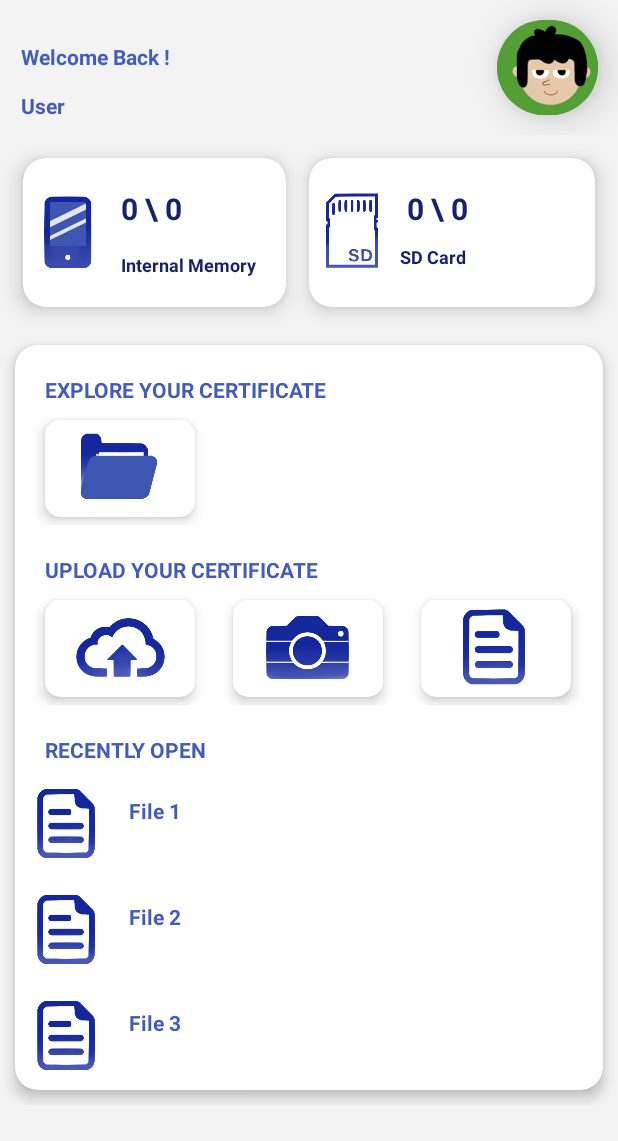
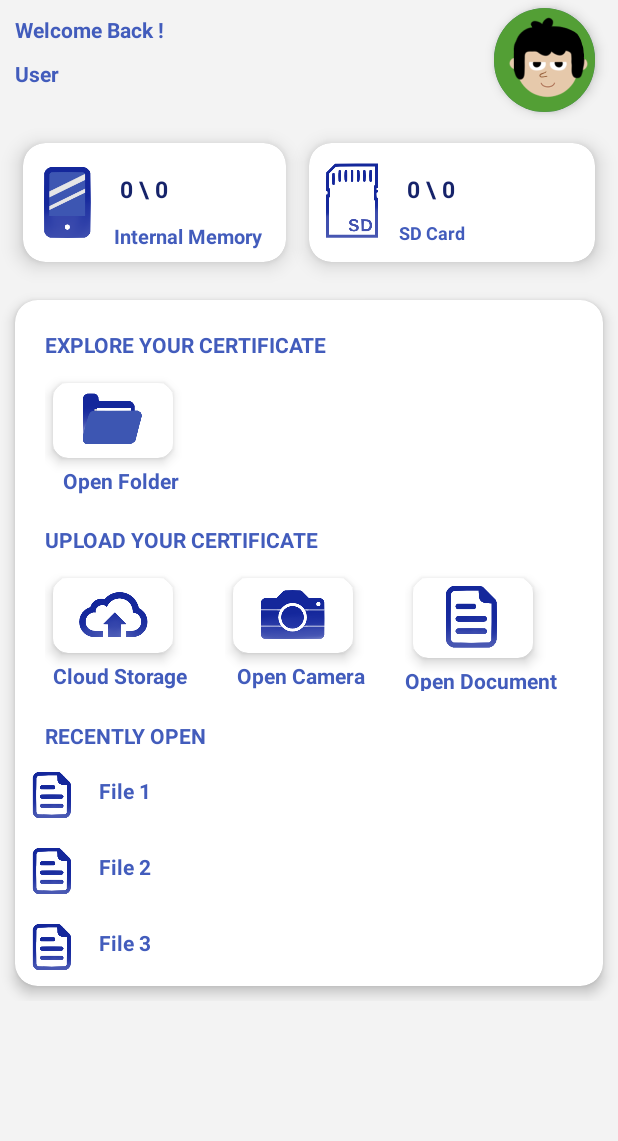
Before and after one commit to TitoRahman/certificatekeeper, an Android app: the Home screen opened directly, with no data from a screen before it, on a phone screen of 412 x 824 dp. Shown: the top 1141 px of the screen. Run offline under Robolectric (Android 15) with nearby library versions, the phone set to English and light mode, and no system bars; our stand-ins replace data binding.

Commit message:
Add feature camera and a few change on memory display
Co-Authored-By: Tito Ardimam Rahman <48154253+TitoRahman@users.noreply.github.com>

```diff
--- a/app/src/main/AndroidManifest.xml
+++ b/app/src/main/AndroidManifest.xml
@@ -1,7 +1,8 @@
 <?xml version="1.0" encoding="utf-8"?>
 <manifest xmlns:android="http://schemas.android.com/apk/res/android"
     package="com.speedwagon.certificatekeeper">
-
+    <uses-permission android:name="android.permission.CAMERA"/>
+    <uses-feature android:name="android.hardware.camera"/>
     <application
         android:allowBackup="true"
         android:icon="@mipmap/ic_launcher"
--- a/app/src/main/java/com/speedwagon/certificatekeeper/Home.kt
+++ b/app/src/main/java/com/speedwagon/certificatekeeper/Home.kt
@@ -1,5 +1,6 @@
 package com.speedwagon.certificatekeeper
 
+import android.app.Activity
 import android.content.Intent
 import android.content.pm.PackageManager
 import android.os.Build
@@ -10,6 +11,7 @@ import android.widget.TextView
 import androidx.cardview.widget.CardView
 import java.io.File
 import android.os.StatFs
+import android.provider.MediaStore
 import android.view.View
 import androidx.annotation.RequiresApi
 import androidx.core.app.ActivityCompat
@@ -55,7 +57,8 @@ class Home : AppCompatActivity() {
         // TextView to show information for external memory
         val eTextView= findViewById<TextView>(R.id.sdcard)
 
-        val statFs = StatFs(Environment.getExternalStorageDirectory().absolutePath)
+        val sPath: File? = Environment.getExternalStorageDirectory()
+        val statFs = StatFs(sPath?.path)
         val blockSize = statFs.blockSizeLong
         val totalSize = statFs.blockCountLong * blockSize
         val availableSize = formatSize(statFs.availableBlocksLong * blockSize)
@@ -96,6 +99,7 @@ class Home : AppCompatActivity() {
         startActivity(intentprofile)
     }
 
+
     fun init(){
         recyclerView = findViewById(R.id.recently)
 
@@ -103,9 +107,26 @@ class Home : AppCompatActivity() {
         data.add(recentlyfile(R.drawable.dokumen, "File 1"))
         data.add(recentlyfile(R.drawable.dokumen, "File 2"))
         data.add(recentlyfile(R.drawable.dokumen, "File 3"))
+        adapter = RecentlyAdapter(data)
+    }
 
-        adapter = RecentlyAdapter(data)
+    fun opencamera(view: View){
+        camerapermission()
+        val intent = Intent("android.media.action.IMAGE_CAPTURE")
+        startActivity(intent)
+    }
 
+    fun camerapermission(){
+        var permission = arrayOf(android.Manifest.permission.CAMERA)
+        var needpermission : ArrayList<String> = ArrayList()
+        for (i in permission){
+            if(ContextCompat.checkSelfPermission(this@Home,i)!= PackageManager.PERMISSION_GRANTED){
+                needpermission.add(i)
+            }
+        }
+        if (!needpermission.isEmpty()){
+            ActivityCompat.requestPermissions(this, needpermission.toArray(arrayOfNulls(needpermission.size)),123)
+        }
     }
 
 }
--- a/app/src/main/res/layout/activity_home.xml
+++ b/app/src/main/res/layout/activity_home.xml
@@ -13,38 +13,12 @@
         android:background="#f3f3f3"
         android:theme="@style/Theme.Certificatekeeper.NoActionBar">
 
-        <TextView
-            android:id="@+id/textView2"
-            android:layout_width="wrap_content"
-            android:layout_height="wrap_content"
-            android:text="@string/welcome_back"
-            android:textColor="#425CBC"
-            app:layout_constraintBottom_toBottomOf="parent"
-            app:layout_constraintEnd_toEndOf="parent"
-            app:layout_constraintHorizontal_bias="0.045"
-            app:layout_constraintStart_toStartOf="parent"
-            app:layout_constraintTop_toTopOf="parent"
-            android:textStyle="bold"
-            app:layout_constraintVertical_bias="0.035" />
 
-        <TextView
-            android:id="@+id/textView3"
-            android:layout_width="wrap_content"
-            android:layout_height="wrap_content"
-            android:text="@string/user"
-            android:textColor="#425CBC"
-            android:textStyle="bold"
-            app:layout_constraintBottom_toBottomOf="parent"
-            app:layout_constraintEnd_toEndOf="parent"
-            app:layout_constraintHorizontal_bias="0.036"
-            app:layout_constraintStart_toStartOf="parent"
-            app:layout_constraintTop_toTopOf="parent"
-            app:layout_constraintVertical_bias="0.075" />
 
         <GridLayout
             android:id="@+id/gridLayout"
             android:layout_width="match_parent"
-            android:layout_height="130dp"
+            android:layout_height="110dp"
             android:columnCount="2"
             android:rowCount="3"
             app:layout_constraintEnd_toEndOf="parent"
@@ -69,7 +43,7 @@
                     android:layout_height="match_parent">
 
                     <ImageView
-                        android:layout_width="60dp"
+                        android:layout_width="59dp"
                         android:layout_height="match_parent"
                         android:src="@drawable/internal_memori" />
 
@@ -87,16 +61,16 @@
                             android:layout_marginTop="20dp"
                             android:layout_marginBottom="10dp"
                             android:textColor="#16236A"
-                            android:textSize="20sp"
+                            android:textSize="15sp"
                             android:textStyle="bold" />
 
                         <TextView
                             android:layout_width="wrap_content"
                             android:layout_height="wrap_content"
-                            android:layout_margin="5dp"
+                            android:layout_margin="1dp"
                             android:text="Internal Memory"
-                            android:textColor="#16236A"
-                            android:textSize="12sp"
+                            android:textColor="#FF425CBC"
+                            android:textSize="13sp"
                             android:textStyle="bold" />
 
                     </LinearLayout>
@@ -138,15 +112,14 @@
                             android:layout_marginTop="20dp"
                             android:layout_marginBottom="10dp"
                             android:textColor="#16236A"
-                            android:textSize="20sp"
+                            android:textSize="15sp"
                             android:textStyle="bold" />
 
                         <TextView
                             android:layout_width="wrap_content"
                             android:layout_height="wrap_content"
-                            android:layout_gravity="center"
                             android:text="SD Card"
-                            android:textColor="#16236A"
+                            android:textColor="#FF425CBC"
                             android:textSize="12sp"
                             android:textStyle="bold" />
 
@@ -200,28 +173,43 @@
 
                     <GridLayout
                         android:layout_width="match_parent"
-                        android:layout_height="75dp">
+                        android:layout_height="85dp">
 
-                        <androidx.cardview.widget.CardView
-                            android:id="@+id/explorefile"
+                        <LinearLayout
                             android:layout_width="100dp"
                             android:layout_height="match_parent"
-                            android:layout_row="0"
-                            android:layout_column="0"
-                            android:layout_margin="5dp"
-                            android:layout_marginLeft="20dp"
-                            app:cardBackgroundColor="#FFFFFF"
-                            app:cardElevation="5dp"
-                            app:cardCornerRadius="10dp">
+                            android:orientation="vertical"
+                            android:layout_marginStart="20dp"
+                            android:layout_marginTop="5dp"
+                            >
 
-                            <ImageView
+                            <androidx.cardview.widget.CardView
+                                android:id="@+id/explorefile"
+                                android:layout_width="80dp"
+                                android:layout_height="wrap_content"
+                                android:layout_row="0"
+                                android:layout_column="0"
+                                android:layout_margin="5dp"
+                                app:cardBackgroundColor="#FFFFFF"
+                                app:cardElevation="5dp"
                                 android:foreground="?android:attr/selectableItemBackground"
                                 android:clickable="true"
+                                android:focusable="true"
+                                app:cardCornerRadius="10dp">
+                                <ImageView
+                                    android:layout_width="match_parent"
+                                    android:layout_height="50dp"
+                                    android:src="@drawable/folder_containing" />
+                            </androidx.cardview.widget.CardView>
+                            <TextView
                                 android:layout_width="match_parent"
-                                android:layout_height="match_parent"
-                                android:src="@drawable/folder_containing"
-                                android:focusable="true" />
-                        </androidx.cardview.widget.CardView>
+                                android:layout_height="wrap_content"
+                                android:text="Open Folder"
+                                android:textStyle="bold"
+                                android:textColor="#FF425CBC"
+                                android:textAlignment="center"/>
+
+                        </LinearLayout>
                     </GridLayout>
 
                     <TextView
@@ -237,67 +225,106 @@
 
                     <GridLayout
                         android:layout_width="match_parent"
-                        android:layout_height="75dp">
+                        android:layout_height="86dp">
 
-                        <androidx.cardview.widget.CardView
+                        <LinearLayout
                             android:layout_width="100dp"
                             android:layout_height="match_parent"
-                            android:layout_row="0"
-                            android:layout_column="0"
-                            android:layout_margin="5dp"
-                            android:layout_marginLeft="20dp"
-                            app:cardCornerRadius="10dp"
-                            app:cardBackgroundColor="#FFFFFF"
-                            app:cardElevation="5dp">
-
-                            <ImageView
+                            android:orientation="vertical"
+                            android:layout_marginStart="20dp"
+                            android:layout_marginTop="5dp">
+                            <androidx.cardview.widget.CardView
+                                android:layout_width="80dp"
+                                android:layout_height="wrap_content"
+                                android:layout_row="0"
+                                android:layout_column="0"
+                                android:layout_margin="5dp"
+                                app:cardCornerRadius="10dp"
                                 android:foreground="?android:attr/selectableItemBackground"
                                 android:clickable="true"
+                                android:focusable="true"
+                                app:cardBackgroundColor="#FFFFFF"
+                                app:cardElevation="5dp">
+                                <ImageView
+                                    android:layout_width="match_parent"
+                                    android:layout_height="50dp"
+                                    android:src="@drawable/cloud"
+                                    />
+                            </androidx.cardview.widget.CardView>
+                            <TextView
                                 android:layout_width="match_parent"
-                                android:layout_height="match_parent"
-                                android:src="@drawable/cloud"
-                                android:focusable="true" />
-                        </androidx.cardview.widget.CardView>
+                                android:layout_height="wrap_content"
+                                android:text="Cloud Storage"
+                                android:textStyle="bold"
+                                android:textAlignment="center"
+                                android:textColor="#FF425CBC"/>
+                        </LinearLayout>
 
-                        <androidx.cardview.widget.CardView
+                        <LinearLayout
                             android:layout_width="100dp"
                             android:layout_height="match_parent"
-                            android:layout_row="0"
-                            android:layout_column="1"
-                            android:layout_margin="5dp"
-                            android:layout_marginLeft="20dp"
-                            app:cardCornerRadius="10dp"
-                            app:cardBackgroundColor="#FFFFFF"
-                            app:cardElevation="5dp">
-
-                            <ImageView
+                            android:orientation="vertical"
+                            android:layout_marginStart="20dp"
+                            android:layout_marginTop="5dp">
+                            <androidx.cardview.widget.CardView
+                                android:layout_width="80dp"
+                                android:layout_height="wrap_content"
+                                android:layout_row="0"
+                                android:layout_column="0"
+                                android:layout_margin="5dp"
+                                app:cardCornerRadius="10dp"
                                 android:foreground="?android:attr/selectableItemBackground"
                                 android:clickable="true"
+                                android:focusable="true"
+                                app:cardBackgroundColor="#FFFFFF"
+                                app:cardElevation="5dp">
+                                <ImageView
+                                    android:layout_width="match_parent"
+                                    android:layout_height="50dp"
+                                    android:onClick="opencamera"
+                                    android:src="@drawable/camera"
+                                    />
+                            </androidx.cardview.widget.CardView>
+                            <TextView
                                 android:layout_width="match_parent"
-                                android:layout_height="match_parent"
-                                android:src="@drawable/camera"
-                                android:focusable="true" />
-                        </androidx.cardview.widget.CardView>
+                                android:layout_height="wrap_content"
+                                android:text="Open Camera"
+                                android:textAlignment="center"
+                                android:textStyle="bold"
+                                android:textColor="#FF425CBC"/>
+                        </LinearLayout>
 
-                        <androidx.cardview.widget.CardView
-                            android:layout_width="100dp"
+                        <LinearLayout
+                            android:layout_width="110dp"
                             android:layout_height="match_parent"
-                            android:layout_row="0"
-                            android:layout_column="2"
-                            android:layout_margin="5dp"
-                            android:layout_marginLeft="20dp"
-                            app:cardCornerRadius="10dp"
-                            app:cardBackgroundColor="#FFFFFF"
-                            app:cardElevation="5dp">
-
-                            <ImageView
+                            android:orientation="vertical"
+                            android:layout_marginStart="20dp"
+                            android:layout_marginTop="5dp">
+                            <androidx.cardview.widget.CardView
+                                android:layout_width="80dp"
+                                android:layout_height="wrap_content"
+                                android:layout_row="0"
+                                android:layout_column="0"
+                                android:layout_margin="5dp"
+                                app:cardCornerRadius="10dp"
                                 android:foreground="?android:attr/selectableItemBackground"
                                 android:clickable="true"
+                                android:focusable="true"
+                                app:cardBackgroundColor="#FFFFFF"
+                                app:cardElevation="5dp">
+
+                                <ImageView
+                                    android:layout_width="match_parent"
+                                    android:layout_height="53dp"
+                                    android:src="@drawable/dokumen" />
+                            </androidx.cardview.widget.CardView>
+                            <TextView
                                 android:layout_width="match_parent"
-                                android:layout_height="match_parent"
-                                android:src="@drawable/dokumen"
-                                android:focusable="true" />
-                        </androidx.cardview.widget.CardView>
+                                android:layout_height="wrap_content"
+                                android:text="Open Document"
+                                android:textStyle="bold"
+                                android:textColor="#FF425CBC"/>
+                        </LinearLayout>
                     </GridLayout>
 
                     <TextView
@@ -326,21 +353,52 @@
         <GridLayout
             android:id="@+id/gridLayout4"
             android:layout_width="match_parent"
-            android:layout_height="90dp"
+            android:layout_height="80dp"
             app:layout_constraintEnd_toEndOf="parent"
             app:layout_constraintHorizontal_bias="0.333"
             app:layout_constraintStart_toStartOf="parent"
             app:layout_constraintTop_toTopOf="parent">
 
+            <LinearLayout
+                android:layout_width="wrap_content"
+                android:layout_height="wrap_content"
+                android:orientation="vertical"
+                android:layout_column="0">
+                <TextView
+                    android:id="@+id/textView2"
+                    android:layout_width="wrap_content"
+                    android:layout_height="wrap_content"
+                    android:text="@string/welcome_back"
+                    android:textColor="#425CBC"
+                    android:textStyle="bold"
+                    android:layout_marginTop="10dp"
+                    android:layout_marginStart="10dp"
+                    app:layout_constraintVertical_bias="0.035" />
+
+                <TextView
+                    android:id="@+id/textView3"
+                    android:layout_width="wrap_content"
+                    android:layout_height="wrap_content"
+                    android:text="@string/user"
+                    android:textColor="#425CBC"
+                    android:textStyle="bold"
+                    android:layout_marginTop="10dp"
+                    android:layout_marginStart="10dp"/>
+
+            </LinearLayout>
+
+
             <androidx.cardview.widget.CardView
                 android:layout_width="67dp"
                 android:layout_height="match_parent"
-                android:layout_row="3"
-                android:layout_column="1"
-                android:layout_margin="13dp"
+                android:layout_row="0"
+                android:layout_column="2"
+                android:layout_marginRight="15dp"
+                android:layout_marginTop="5dp"
+                android:layout_marginBottom="5dp"
                 app:cardBackgroundColor="#425CBC"
                 app:cardCornerRadius="150dp"
-                app:cardElevation="15dp"
+                app:cardElevation="5dp"
                 >
 
                 <ImageView
--- a/app/src/main/res/layout/activity_profile.xml
+++ b/app/src/main/res/layout/activity_profile.xml
@@ -8,14 +8,14 @@
 
         android:layout_width="match_parent"
         android:layout_height="match_parent"
-        tools:context=".Home"
         android:background="#3548B3"
-        android:theme="@style/Theme.Certificatekeeper.NoActionBar">
+        android:theme="@style/Theme.Certificatekeeper.NoActionBar"
+        tools:context=".Home">
 
         <GridLayout
             android:id="@+id/gridLayout5"
-            android:layout_width="411dp"
-            android:layout_height="205dp"
+            android:layout_width="match_parent"
+            android:layout_height="wrap_content"
             app:layout_constraintEnd_toEndOf="parent"
             app:layout_constraintStart_toStartOf="parent"
             app:layout_constraintTop_toTopOf="parent">
@@ -32,11 +32,11 @@
                 <ImageView
                     android:id="@+id/imageView4"
                     android:layout_width="150dp"
-                    android:layout_height="150dp"
+                    android:layout_height="148dp"
                     android:layout_row="1"
                     android:layout_column="0"
                     android:layout_gravity="center"
-                    android:src="@drawable/profile2"/>
+                    android:src="@drawable/profile2" />
             </androidx.cardview.widget.CardView>
 
             <TextView
@@ -44,19 +44,13 @@
                 android:layout_width="wrap_content"
                 android:layout_height="wrap_content"
                 android:layout_row="2"
+                android:layout_marginTop="10dp"
                 android:layout_column="0"
                 android:layout_gravity="center"
                 android:text="User"
                 android:textColor="@color/white"
                 android:textSize="20dp"
                 android:textStyle="bold" />
-
-            <ImageView
-                android:id="@+id/imageView3"
-                android:layout_width="wrap_content"
-                android:layout_height="wrap_content"
-                android:layout_row="1"
-                android:layout_column="0" />
 
             <ImageView
                 android:id="@+id/back"
@@ -66,16 +60,13 @@
                 android:layout_column="0"
                 android:layout_margin="15dp"
                 android:src="@drawable/ic_back"
-                app:tint="@color/white"
-                android:foreground="?android:attr/selectableItemBackground"
-                android:clickable="true"
-                android:focusable="true"/>
+                app:tint="@color/white" />
         </GridLayout>
 
         <GridLayout
             android:id="@+id/gridLayout2"
             android:layout_width="match_parent"
-            android:layout_height="510dp"
+            android:layout_height="468dp"
             app:layout_constraintBottom_toBottomOf="parent"
             app:layout_constraintEnd_toEndOf="parent"
             app:layout_constraintHorizontal_bias="0.333"
--- a/app/src/main/res/layout/template_recentlyfile.xml
+++ b/app/src/main/res/layout/template_recentlyfile.xml
@@ -8,8 +8,8 @@
     android:orientation="horizontal">
 
     <ImageView
-        android:layout_width="60dp"
-        android:layout_height="60dp"
+        android:layout_width="40dp"
+        android:layout_height="40dp"
         android:id="@+id/img_rf"
         android:layout_marginLeft="20dp"
         android:layout_margin="5dp"></ImageView>
@@ -19,7 +19,7 @@
         android:layout_width="wrap_content"
         android:layout_height="wrap_content"
         android:layout_weight="1"
-        android:layout_marginTop="16dp"
+        android:layout_marginTop="12dp"
         android:layout_marginStart="5dp"
         android:textStyle="bold"
         android:textColor="#425CBC"/>
```
